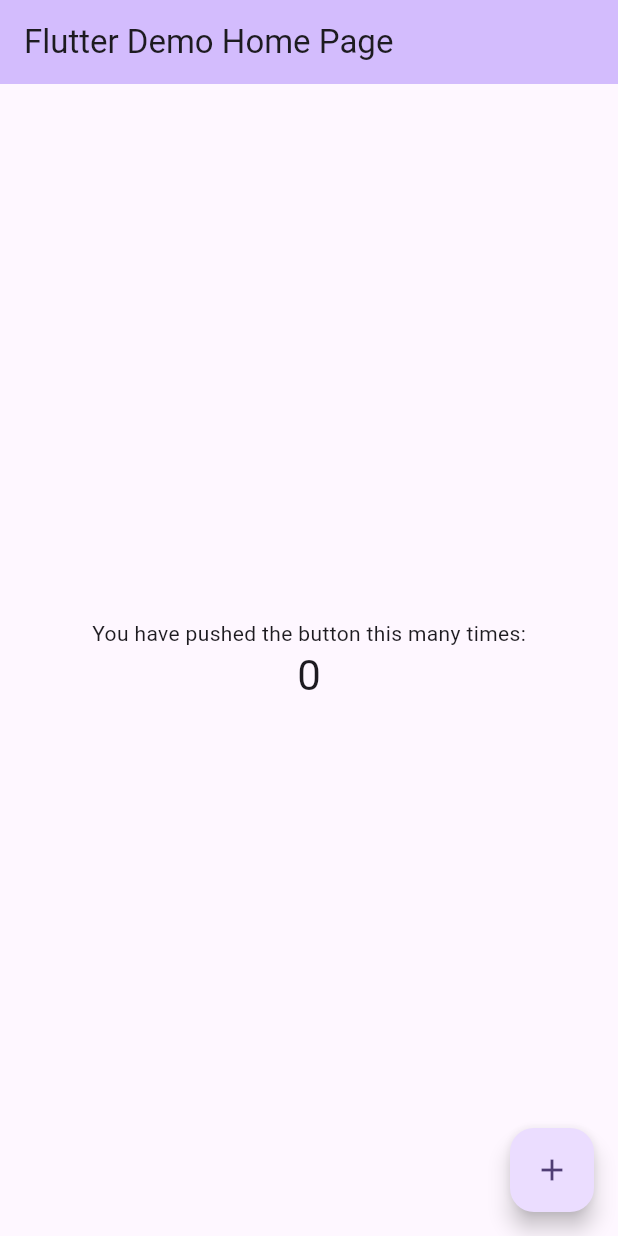
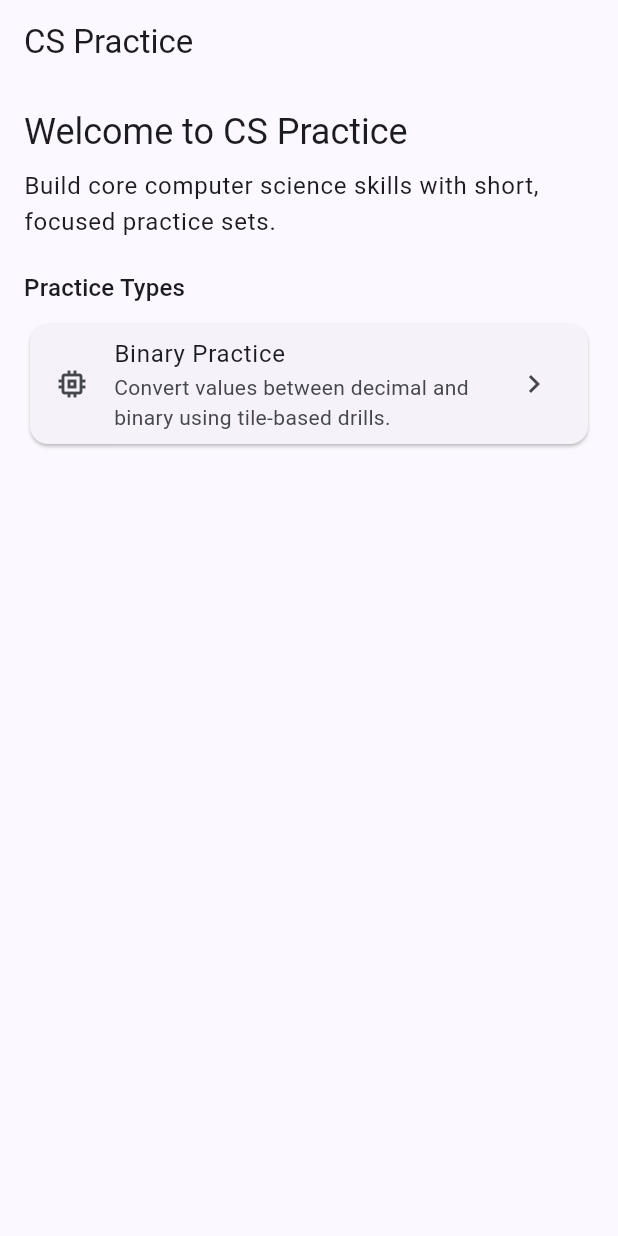
Before and after one commit to lukejosephson/cs_app, a Flutter app: the screen it shows after launch, on a phone screen of 412 x 824 dp. Run offline on Flutter 3.47's test engine with Material 3 defaults, Android fonts, the phone set to English and light mode, and no system bars; our stand-ins replace flutter_riverpod.

Commit message:
Cold Start: Add CS Practice home screen (Ref: Prompt #1)
Co-authored-by: Copilot <223556219+Copilot@users.noreply.github.com>

```diff
--- a/lib/main.dart
+++ b/lib/main.dart
@@ -1,122 +1,24 @@
 import 'package:flutter/material.dart';
+import 'package:flutter_riverpod/flutter_riverpod.dart';
+
+import 'screens/home_screen.dart';
 
 void main() {
-  runApp(const MyApp());
+  runApp(const ProviderScope(child: CsPracticeApp()));
 }
 
-class MyApp extends StatelessWidget {
-  const MyApp({super.key});
+class CsPracticeApp extends StatelessWidget {
+  const CsPracticeApp({super.key});
 
-  // This widget is the root of your application.
   @override
   Widget build(BuildContext context) {
     return MaterialApp(
-      title: 'Flutter Demo',
+      title: 'CS Practice',
       theme: ThemeData(
-        // This is the theme of your application.
-        //
-        // TRY THIS: Try running your application with "flutter run". You'll see
-        // the application has a purple toolbar. Then, without quitting the app,
-        // try changing the seedColor in the colorScheme below to Colors.green
-        // and then invoke "hot reload" (save your changes or press the "hot
-        // reload" button in a Flutter-supported IDE, or press "r" if you used
-        // the command line to start the app).
-        //
-        // Notice that the counter didn't reset back to zero; the application
-        // state is not lost during the reload. To reset the state, use hot
-        // restart instead.
-        //
-        // This works for code too, not just values: Most code changes can be
-        // tested with just a hot reload.
-        colorScheme: .fromSeed(seedColor: Colors.deepPurple),
+        colorScheme: ColorScheme.fromSeed(seedColor: Colors.indigo),
+        useMaterial3: true,
       ),
-      home: const MyHomePage(title: 'Flutter Demo Home Page'),
+      home: const HomeScreen(),
     );
   }
 }
-
-class MyHomePage extends StatefulWidget {
-  const MyHomePage({super.key, required this.title});
-
-  // This widget is the home page of your application. It is stateful, meaning
-  // that it has a State object (defined below) that contains fields that affect
-  // how it looks.
-
-  // This class is the configuration for the state. It holds the values (in this
-  // case the title) provided by the parent (in this case the App widget) and
-  // used by the build method of the State. Fields in a Widget subclass are
-  // always marked "final".
-
-  final String title;
-
-  @override
-  State<MyHomePage> createState() => _MyHomePageState();
-}
-
-class _MyHomePageState extends State<MyHomePage> {
-  int _counter = 0;
-
-  void _incrementCounter() {
-    setState(() {
-      // This call to setState tells the Flutter framework that something has
-      // changed in this State, which causes it to rerun the build method below
-      // so that the display can reflect the updated values. If we changed
-      // _counter without calling setState(), then the build method would not be
-      // called again, and so nothing would appear to happen.
-      _counter++;
-    });
-  }
-
-  @override
-  Widget build(BuildContext context) {
-    // This method is rerun every time setState is called, for instance as done
-    // by the _incrementCounter method above.
-    //
-    // The Flutter framework has been optimized to make rerunning build methods
-    // fast, so that you can just rebuild anything that needs updating rather
-    // than having to individually change instances of widgets.
-    return Scaffold(
-      appBar: AppBar(
-        // TRY THIS: Try changing the color here to a specific color (to
-        // Colors.amber, perhaps?) and trigger a hot reload to see the AppBar
-        // change color while the other colors stay the same.
-        backgroundColor: Theme.of(context).colorScheme.inversePrimary,
-        // Here we take the value from the MyHomePage object that was created by
-        // the App.build method, and use it to set our appbar title.
-        title: Text(widget.title),
-      ),
-      body: Center(
-        // Center is a layout widget. It takes a single child and positions it
-        // in the middle of the parent.
-        child: Column(
-          // Column is also a layout widget. It takes a list of children and
-          // arranges them vertically. By default, it sizes itself to fit its
-          // children horizontally, and tries to be as tall as its parent.
-          //
-          // Column has various properties to control how it sizes itself and
-          // how it positions its children. Here we use mainAxisAlignment to
-          // center the children vertically; the main axis here is the vertical
-          // axis because Columns are vertical (the cross axis would be
-          // horizontal).
-          //
-          // TRY THIS: Invoke "debug painting" (choose the "Toggle Debug Paint"
-          // action in the IDE, or press "p" in the console), to see the
-          // wireframe for each widget.
-          mainAxisAlignment: .center,
-          children: [
-            const Text('You have pushed the button this many times:'),
-            Text(
-              '$_counter',
-              style: Theme.of(context).textTheme.headlineMedium,
-            ),
-          ],
-        ),
-      ),
-      floatingActionButton: FloatingActionButton(
-        onPressed: _incrementCounter,
-        tooltip: 'Increment',
-        child: const Icon(Icons.add),
-      ),
-    );
-  }
-}
--- /dev/null
+++ b/lib/models/practice_type.dart
@@ -0,0 +1,9 @@
+class PracticeType {
+  const PracticeType({
+    required this.title,
+    required this.description,
+  });
+
+  final String title;
+  final String description;
+}
--- /dev/null
+++ b/lib/providers/practice_options_provider.dart
@@ -0,0 +1,12 @@
+import 'package:flutter_riverpod/flutter_riverpod.dart';
+
+import '../models/practice_type.dart';
+
+final practiceOptionsProvider = Provider<List<PracticeType>>((ref) {
+  return const [
+    PracticeType(
+      title: 'Binary Practice',
+      description: 'Convert values between decimal and binary using tile-based drills.',
+    ),
+  ];
+});
--- /dev/null
+++ b/lib/screens/home_screen.dart
@@ -0,0 +1,47 @@
+import 'package:flutter/material.dart';
+import 'package:flutter_riverpod/flutter_riverpod.dart';
+
+import '../providers/practice_options_provider.dart';
+
+class HomeScreen extends ConsumerWidget {
+  const HomeScreen({super.key});
+
+  @override
+  Widget build(BuildContext context, WidgetRef ref) {
+    final practiceOptions = ref.watch(practiceOptionsProvider);
+
+    return Scaffold(
+      appBar: AppBar(title: const Text('CS Practice')),
+      body: ListView(
+        padding: const EdgeInsets.all(16),
+        children: [
+          Text(
+            'Welcome to CS Practice',
+            style: Theme.of(context).textTheme.headlineSmall,
+          ),
+          const SizedBox(height: 8),
+          Text(
+            'Build core computer science skills with short, focused practice sets.',
+            style: Theme.of(context).textTheme.bodyLarge,
+          ),
+          const SizedBox(height: 20),
+          Text(
+            'Practice Types',
+            style: Theme.of(context).textTheme.titleMedium,
+          ),
+          const SizedBox(height: 8),
+          ...practiceOptions.map(
+            (option) => Card(
+              child: ListTile(
+                leading: const Icon(Icons.memory),
+                title: Text(option.title),
+                subtitle: Text(option.description),
+                trailing: const Icon(Icons.chevron_right),
+              ),
+            ),
+          ),
+        ],
+      ),
+    );
+  }
+}
--- a/pubspec.yaml
+++ b/pubspec.yaml
@@ -34,6 +34,7 @@ dependencies:
   # The following adds the Cupertino Icons font to your application.
   # Use with the CupertinoIcons class for iOS style icons.
   cupertino_icons: ^1.0.8
+  flutter_riverpod: ^2.6.1
 
 dev_dependencies:
   flutter_test:
```
Also changed, not shown: pubspec.lock, 3 other files.
